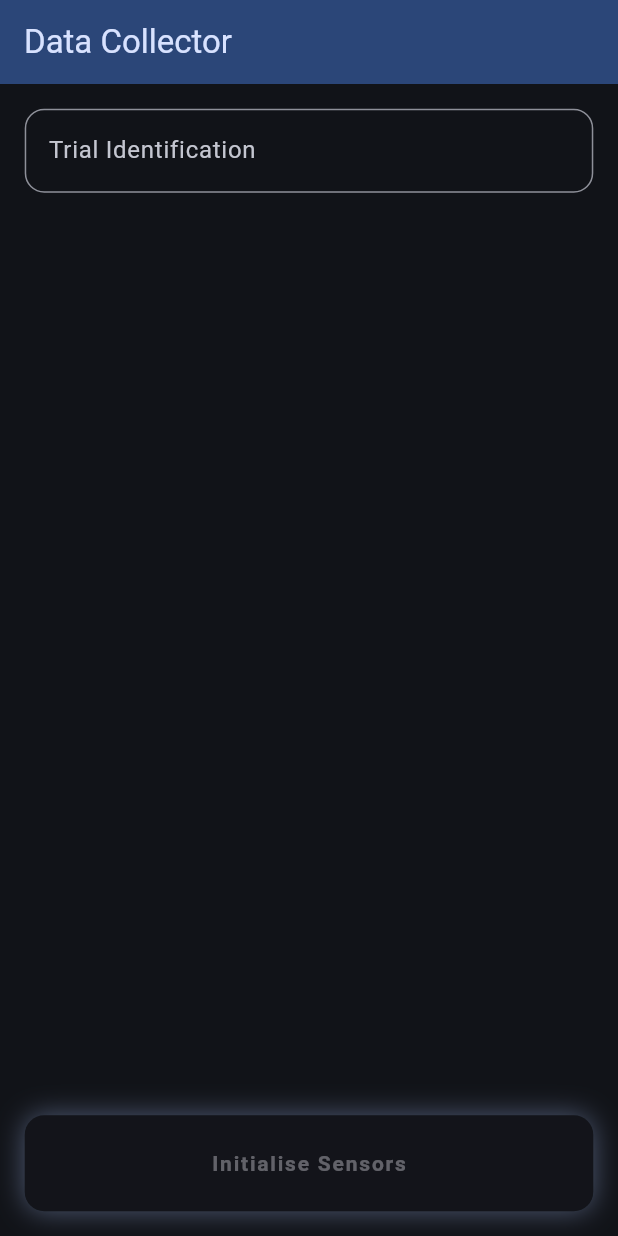
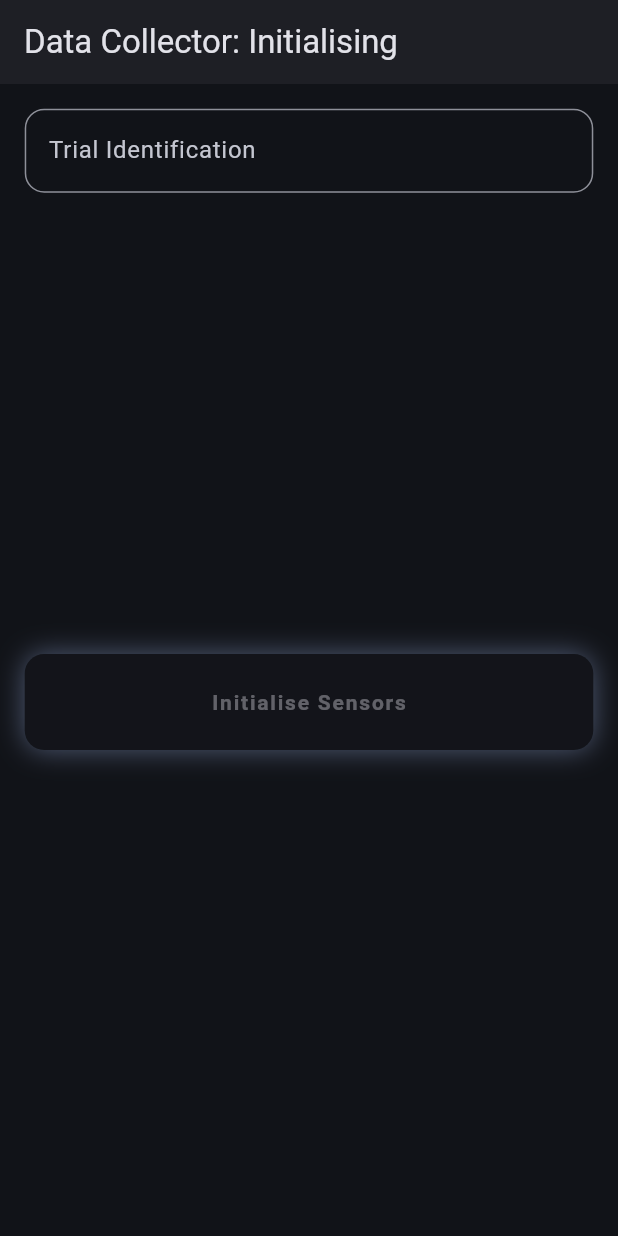
Before and after one commit to minguyeme/sprint_companion, a Flutter app: the screen it shows after launch, on a phone screen of 412 x 824 dp. Run offline on Flutter 3.47's test engine with Material 3 defaults, Android fonts, the phone set to English and light mode, and no system bars; our stand-ins replace csv, geolocator, rxdart, sensors_plus, share_plus.

Commit message:
wip(DataCollectorView): add CacheInfo and an unified button widget

```diff
--- a/lib/features/data_collector/data_collector_view.dart
+++ b/lib/features/data_collector/data_collector_view.dart
@@ -60,10 +60,55 @@
 
     return Scaffold(
       backgroundColor: theme.colorScheme.surface,
-      appBar: AppBar(
-        title: const Text('Data Collector'),
-        backgroundColor: theme.colorScheme.primaryContainer,
-        foregroundColor: theme.colorScheme.onPrimaryContainer,
+      appBar: PreferredSize(
+        preferredSize: const Size.fromHeight(kToolbarHeight),
+        child: ListenableBuilder(
+          listenable: _viewModel,
+          builder: (context, child) {
+            final (
+              statusLabel,
+              bgColor,
+              fgColor,
+            ) = switch (_viewModel.collectorStatus) {
+              CollectorStatus.inactive => (
+                'Uninitialised',
+                theme.colorScheme.surfaceContainer,
+                theme.colorScheme.onSurface,
+              ),
+              CollectorStatus.initialising => (
+                'Initialising',
+                theme.colorScheme.surfaceContainer,
+                theme.colorScheme.onSurface,
+              ),
+              CollectorStatus.idle => (
+                'Idle',
+                theme.colorScheme.primaryContainer,
+                theme.colorScheme.onPrimaryContainer,
+              ),
+              CollectorStatus.recording => (
+                'Recording',
+                theme.colorScheme.tertiaryContainer,
+                theme.colorScheme.onTertiaryContainer,
+              ),
+              CollectorStatus.cached => (
+                'Cached',
+                theme.colorScheme.secondaryContainer,
+                theme.colorScheme.onSecondaryContainer,
+              ),
+              CollectorStatus.processing => (
+                'Processing',
+                theme.colorScheme.secondaryContainer,
+                theme.colorScheme.onSecondaryContainer,
+              ),
+            };
+
+            return AppBar(
+              title: Text('Data Collector: $statusLabel'),
+              backgroundColor: bgColor,
+              foregroundColor: fgColor,
+            );
+          },
+        ),
       ),
       body: SafeArea(
         child: Padding(
@@ -147,19 +192,20 @@
                     ),
                     CollectorStatus.processing => (
                       const Text('Save Recording'),
-                      theme.colorScheme.primaryContainer,
-                      theme.colorScheme.onPrimaryContainer,
+                      theme.colorScheme.secondaryContainer,
+                      theme.colorScheme.onSecondaryContainer,
                       null,
                     ),
                   };
-                  return AnimatedContainer(
-                    duration: Duration(milliseconds: 200),
+                  return Container(
                     decoration: BoxDecoration(
                       borderRadius: const BorderRadius.all(Radius.circular(13)),
                       boxShadow: [
                         if (action == null)
                           BoxShadow(
-                            color: theme.colorScheme.primary.withValues(alpha: 0.4),
+                            color: theme.colorScheme.primary.withValues(
+                              alpha: 0.4,
+                            ),
                             blurStyle: BlurStyle.outer,
                             blurRadius: 15,
                           ),
@@ -197,6 +243,8 @@
                   );
                 },
               ),
+              Spacer(),
+              CacheInfo(viewModel: _viewModel, theme: theme, mediaQuery: mediaQuery),
             ],
           ),
         ),
@@ -204,3 +252,97 @@
     );
   }
 }
+
+class CacheInfo extends StatelessWidget {
+  const CacheInfo({
+    super.key,
+    required this._viewModel,
+    required this.theme,
+    required this.mediaQuery,
+  });
+
+  final DataCollectorViewModel _viewModel;
+  final ThemeData theme;
+  final MediaQueryData mediaQuery;
+
+  @override
+  Widget build(BuildContext context) {
+    return ListenableBuilder(
+      listenable: _viewModel,
+      builder: ((context, child) {
+        final (:maxSpeed, :maxSpeedAccuracy, :rows) =
+            _viewModel.cacheInfo;
+        if (_viewModel.collectorStatus != CollectorStatus.cached) {
+          return SizedBox.shrink();
+        }
+        return Card(
+          color: theme.colorScheme.surfaceContainer,
+          shape: const RoundedRectangleBorder(
+            borderRadius: BorderRadius.all(Radius.circular(13)),
+          ),
+          child: InputDecorator(
+            decoration: InputDecoration(
+              labelText: 'Trial Metrics',
+              labelStyle: theme.textTheme.titleLarge?.copyWith(
+                color: theme.textTheme.labelLarge?.color,
+              ),
+              border: const OutlineInputBorder(
+                borderRadius: BorderRadius.all(Radius.circular(13)),
+              ),
+            ),
+            isHovering: true,
+            child: Column(
+              spacing: mediaQuery.textScaler.scale(16),
+              crossAxisAlignment: CrossAxisAlignment.start,
+              children: [
+                Column(
+                  crossAxisAlignment: CrossAxisAlignment.start,
+                  children: [
+                    Text(
+                      'TOTAL ROWS',
+                      style: theme.textTheme.labelSmall!.copyWith(
+                        color: theme.colorScheme.onSurfaceVariant,
+                      ),
+                    ),
+                    Text(
+                      rows,
+                      style: theme.textTheme.titleLarge!.copyWith(
+                        color: theme.colorScheme.onSurface,
+                        fontWeight: FontWeight.bold,
+                      ),
+                    ),
+                  ],
+                ),
+                Column(
+                  crossAxisAlignment: CrossAxisAlignment.start,
+                  children: [
+                    Text(
+                      'MAX VELOCITY',
+                      style: theme.textTheme.labelSmall!.copyWith(
+                        color: theme.colorScheme.onSurfaceVariant,
+                      ),
+                    ),
+                    Text(
+                      maxSpeed,
+                      style: theme.textTheme.titleLarge!.copyWith(
+                        color: theme.colorScheme.onSurface,
+                        fontWeight: FontWeight.bold,
+                      ),
+                    ),
+                    Text(
+                      maxSpeedAccuracy,
+                      style: theme.textTheme.labelSmall!.copyWith(
+                        color: theme.colorScheme.onSurfaceVariant,
+                        fontWeight: FontWeight.normal,
+                      ),
+                    ),
+                  ],
+                ),
+              ],
+            ),
+          ),
+        );
+      }),
+    );
+  }
+}
```
